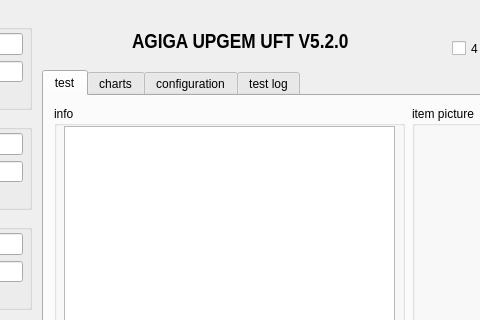
Old version of the form src/UFT_GUI/UFT_Ui.ui in the repository zhoupisen/Garnet; both pictures show x 448 to 928 and y 0 to 320 of the 1222 by 817 pixel window.
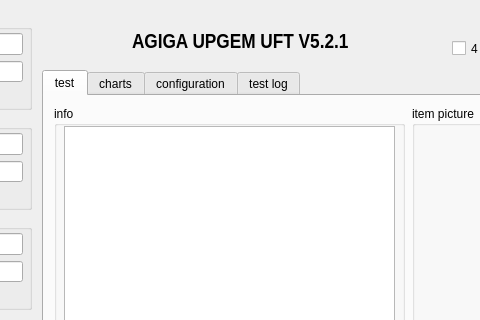
New version of the form. Custom widgets are drawn as their Qt base class.

What changed in the file:
```diff
--- a/src/UFT_GUI/UFT_Ui.ui
+++ b/src/UFT_GUI/UFT_Ui.ui
@@ -445,7 +445,7 @@
     <bool>false</bool>
    </property>
    <property name="text">
-    <string>AGIGA UPGEM UFT V5.2.0</string>
+    <string>AGIGA UPGEM UFT V5.2.1</string>
    </property>
    <property name="textFormat">
     <enum>Qt::AutoText</enum>
```
